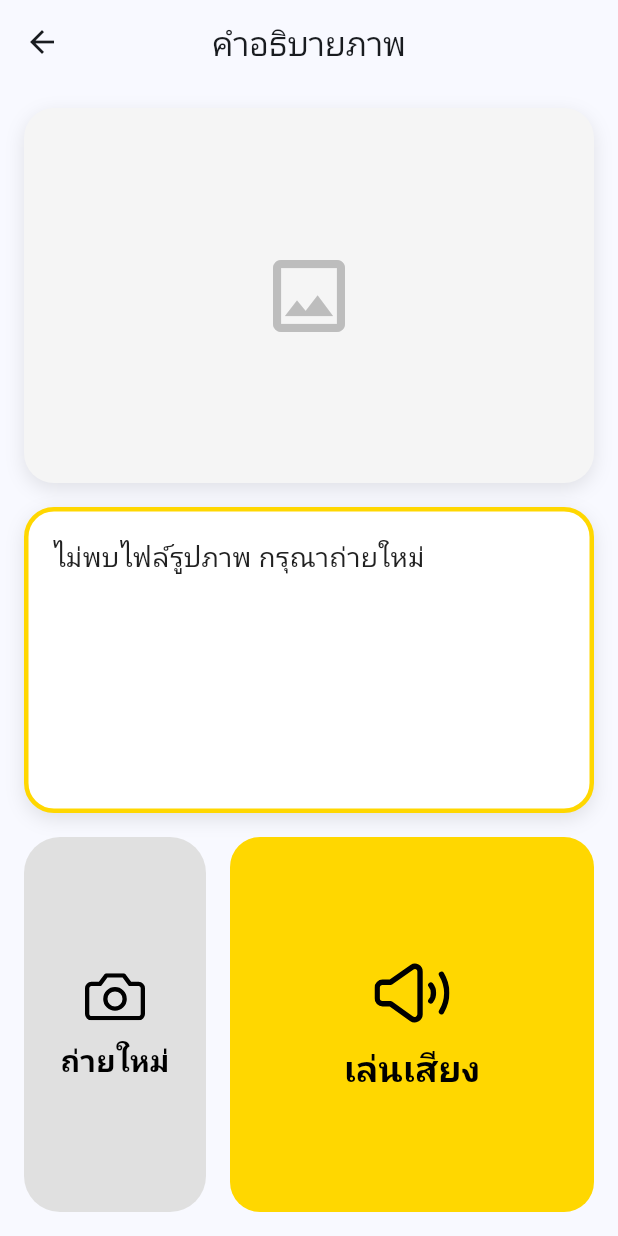
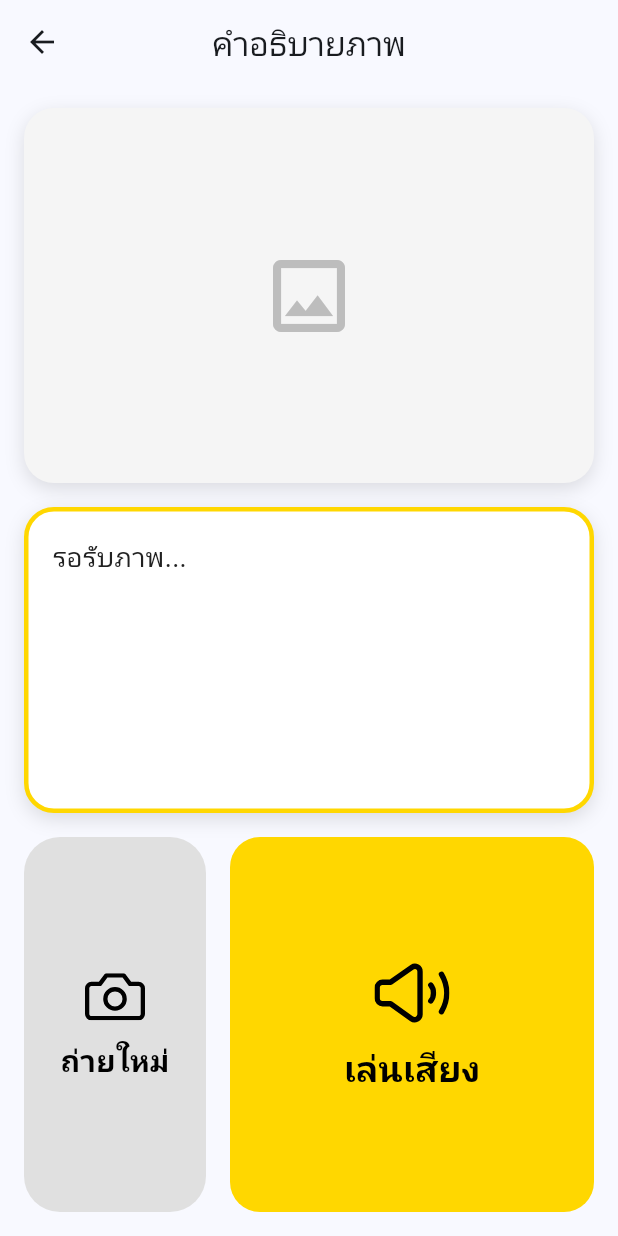
Before and after one commit to LunaBOY65/SeeForYou-mobile-app, a Flutter app: the ResultScreen screen opened directly, after a tap on "เล่นเสียง", on a phone screen of 412 x 824 dp. Run offline on Flutter 3.47's test engine with Material 3 defaults, Android fonts, the phone set to English and light mode, and no system bars; our stand-ins replace audioplayers, camera, flutter_svg, google_fonts, image_picker; missing offline and left inert: google_mlkit_text_recognition; Roboto replaces fonts that are missing (Sarabun).

Commit message:
Refactor - Comment result screen audio and two-step buttons
Refactor ResultScreen to improve audio handling and UX flow: switch from downloading audio to storing/playing returned audio URL (_audioUrl), play an in-progress TTS when analyzing, and simplify _analyzeImage to use ApiService.uploadImage. Add two-step confirmation button handler (_handleTwoStepButton) with haptic feedback and spoken prompts for safer button actions (retake/play). Adjust initial state handling (only analyze when imagePath present), loading/result fallbacks, minor UI tweaks (shadow colors, image placeholder), and remove unused http import. Also ensure AudioPlayer is disposed and used via UrlSource for remote audio playback.

```diff
--- a/lib/screens/result/result_screen.dart
+++ b/lib/screens/result/result_screen.dart
@@ -4,111 +4,97 @@ import 'package:audioplayers/audioplayers.dart';
 import 'package:flutter/material.dart';
 import 'package:flutter/services.dart';
 import 'package:flutter_svg/svg.dart';
-import 'package:http/http.dart' as http;
 import 'package:seeforyou_app/services/api_service.dart';
 
 class ResultScreen extends StatefulWidget {
   final VoidCallback? onRetake;
   final String? imagePath;
-
   const ResultScreen({super.key, this.onRetake, this.imagePath});
 
   @override
+  // สร้าง State ของ ResultScreen เพื่อจัดการกับข้อมูลและการเปลี่ยนแปลงต่างๆ ในหน้านี้
   State<ResultScreen> createState() => _ResultScreenState();
 }
 
 class _ResultScreenState extends State<ResultScreen> {
-  bool _isLoading = true;
-  String _resultText = "กำลังวิเคราะห์ภาพ... กรุณารอสักครู่";
+  // ตัวแปรควบคุมสถานะการโหลดข้อมูล (true = กำลังโหลด, false = โหลดเสร็จแล้ว)
+  bool _isLoading = false;
+
+  // ข้อความผลลัพธ์ (คำอธิบายภาพ) ที่จะนำไปแสดงบนหน้าจอ
+  String _resultText = "";
+
+  // เครื่องเล่นเสียง สำหรับเปิดเสียงแจ้งเตือนและเสียงอ่านคำอธิบายภาพ
   final AudioPlayer _audioPlayer = AudioPlayer();
-  String? _localAudioPath; // เปลี่ยนจากเก็บ URL เป็นเก็บ Path ไฟล์ในเครื่องแทน
+
+  // สำหรับระบบปุ่มกด 2 จังหวะ
+  // เก็บชื่อปุ่ม
+  // เก็บเวลาที่กดครั้งล่าสุด
+  String? _focusedButton;
+  DateTime? _lastTapTime;
+
+  // ลิงก์ไฟล์เสียงผลลัพธ์ที่ได้กลับมาจาก API
+  String? _audioUrl;
 
   @override
   void initState() {
     super.initState();
-    _analyzeImage();
+    if (widget.imagePath != null) {
+      /// ถ้ามีรูปส่งมาจริงๆ ถึงจะค่อยเปลี่ยนป้ายเป็น กำลังยุ่ง
+      _isLoading = true;
+      _analyzeImage();
+    } else {
+      // กรณีเกิดข้อผิดพลาดหรือไม่มีรูปภาพถูกส่งมา ให้แสดงข้อความรอรับภาพ
+      _resultText = "รอรับภาพ...";
+    }
   }
 
-  // ฟังก์ชันสำหรับคืนทรัพยากร
   @override
   void dispose() {
+    // เคลียร์หน่วยความจำเมื่อผู้ใช้ปิดหน้านี้
+    // สำคัญมาก ต้องสั่งหยุดตัวเล่นเสียง เพื่อไม่ให้แอปแอบเล่นเสียงค้างหรือกินแบต
     _audioPlayer.dispose();
     super.dispose();
   }
 
-  // ฟังก์ชันสั่งเล่นเสียง
+  // ฟังก์ชันสำหรับเล่นเสียงอ่านคำอธิบายภาพที่ได้จาก API
   Future<void> _playAudio() async {
-    // เล่นจากไฟล์ในเครื่อง (ปลอดภัย 100% ไม่ยิง Server ซ้ำ)
-    if (_localAudioPath != null) {
+    if (_audioUrl != null) {
       try {
         await _audioPlayer.stop();
-        // ใช้ DeviceFileSource แทน UrlSource
-        await _audioPlayer.play(DeviceFileSource(_localAudioPath!));
-      } catch (e) {
-        debugPrint("Error playing local audio: $e");
-      }
-    } else {
-      debugPrint("Audio file not ready yet");
+        await _audioPlayer.play(UrlSource(_audioUrl!));
+      } catch (_) {}
     }
   }
 
-  // ฟังก์ชันยิง API ของจริง
+  // TODO: ฟังก์ชันส่งรูปภาพอยากแก้ต่อให้มีการจัดการที่ดีขึ้น
+  // ฟังก์ชันส่งรูปภาพขึ้นไปให้เซิร์ฟเวอร์ (API) ประมวลผลและรอรับคำอธิบายกลับมา
   Future<void> _analyzeImage() async {
-    if (widget.imagePath == null) {
-      setState(() {
-        _isLoading = false;
-        _resultText = "ไม่พบไฟล์รูปภาพ กรุณาถ่ายใหม่";
-      });
-      return;
-    }
-
-    // เล่นเสียงพูด "กำลังประมวลผล"
-    await _audioPlayer.play(AssetSource('audio/in_progress.mp3'));
+    // 1. เล่นเสียงบอกผู้ใช้ว่า "กำลังประมวลผล" เพื่อให้รู้ว่าแอปไม่ได้ค้าง
+    _audioPlayer.play(AssetSource('audio/in_progress.mp3'));
 
     try {
       final imageFile = File(widget.imagePath!);
-
-      // ยิง API จริงทันที (ไม่ต้องรอ 5 วิแล้ว)
       final response = await ApiService.uploadImage(imageFile);
 
-      // เช็คผลลัพธ์
+      // 2. ตรวจสอบสถานะการตอบกลับ (Status Code 200 หมายถึงทำงานสำเร็จ)
       if (response.statusCode == 200) {
-        // แปลงข้อมูล JSON ที่ได้จาก Python Server
         final data = jsonDecode(utf8.decode(response.bodyBytes));
         final message = data['message'] ?? "ไม่สามารถอ่านค่าได้";
         final audioUrl = data['audio_url'];
 
-        // --- เพิ่ม Logic: โหลดไฟล์เสียงเก็บลงเครื่องทันที ---
-        String? localPath;
-        if (audioUrl != null) {
-          try {
-            // 1. โหลดไฟล์
-            final audioData = await http.get(Uri.parse(audioUrl));
-            // 2. หาที่เก็บชั่วคราว (ใช้ Directory.systemTemp ไม่ต้องลง lib เพิ่ม)
-            final tempDir = Directory.systemTemp;
-            final tempFile = File('${tempDir.path}/tts_result.mp3');
-            // 3. เขียนไฟล์ลงเครื่อง
-            await tempFile.writeAsBytes(audioData.bodyBytes);
-            localPath = tempFile.path;
-          } catch (e) {
-            debugPrint("Error downloading audio: $e");
-          }
-        }
-
         if (mounted) {
+          // setState คือการสั่งให้หน้าจอรีเฟรชตัวเอง เพื่อแสดงข้อมูลใหม่ที่เราเพิ่งได้มา
           setState(() {
             _isLoading = false;
             _resultText = message;
-            _localAudioPath = localPath; // เก็บ Path ในเครื่องแทน URL
+            _audioUrl = audioUrl;
           });
 
-          // เล่นเสียงอัตโนมัติหลังวิเคราะห์เสร็จ
           _playAudio();
         }
       } else {
         if (mounted) {
           setState(() {
-            // แสดงข้อความ Error ตามจริง หรือบอกว่าเชื่อมต่อไม่ได้
             _isLoading = false;
             _resultText =
                 "เกิดข้อผิดพลาดจากเซิร์ฟเวอร์ (Code: ${response.statusCode})";
@@ -116,12 +102,42 @@ class _ResultScreenState extends State<ResultScreen> {
         }
       }
     } catch (e) {
+      // catch จะทำงานก็ต่อเมื่อเกิดข้อผิดพลาดรุนแรง เช่น เน็ตหลุด หรือ API ล่ม
       if (mounted) {
         setState(() {
           _isLoading = false;
           _resultText = "การเชื่อมต่อขัดข้อง: $e";
         });
       }
+    }
+  }
+
+  // ฟังก์ชันสำหรับจัดการปุ่มกด 2 จังหวะ (เช่น ปุ่มเล่นเสียง หรือปุ่มถ่ายใหม่)
+  Future<void> _handleTwoStepButton(
+    String key,
+    String audioFile,
+    VoidCallback onConfirmed,
+  ) async {
+    final now = DateTime.now();
+
+    // เช็คเงื่อนไขว่าเป็นการกดเบิ้ลไหม
+    bool isDoubleTap =
+        _focusedButton == key &&
+        _lastTapTime != null &&
+        now.difference(_lastTapTime!).inMilliseconds < 1500;
+
+    // สั่งหยุดเสียงเดิมที่อาจจะเล่นค้างอยู่ และสั่งให้สั่นเพื่อตอบสนองการกด
+    await _audioPlayer.stop();
+    HapticFeedback.heavyImpact();
+    if (isDoubleTap) {
+      // ถ้าเป็นการกดเบิ้ลจริง -> ล้างค่าความจำทิ้ง และสั่งให้ปุ่มทำงาน
+      _focusedButton = null;
+      onConfirmed();
+    } else {
+      // ถ้าเป็นการกดครั้งแรก หรืออื่นๆ -> จำปุ่มและเวลาไว้ แล้วเล่นเสียงบอกชื่อปุ่ม
+      _focusedButton = key;
+      _lastTapTime = now;
+      await _audioPlayer.play(AssetSource('audio/$audioFile'));
     }
   }
 
@@ -142,15 +158,15 @@ class _ResultScreenState extends State<ResultScreen> {
                 color: const Color(0xFFF5F5F5),
                 boxShadow: [
                   BoxShadow(
-                    color: Colors.black.withValues(alpha: 0.1),
+                    color: Colors.black12,
                     blurRadius: 10,
                     offset: const Offset(0, 4),
                   ),
                 ],
               ),
-              // ถ้ามี path ให้โชว์รูป ถ้าไม่มีโชว์ icon เดิม
               child: widget.imagePath != null
                   ? Image.file(File(widget.imagePath!), fit: BoxFit.cover)
+                  // ถ้าไม่มีรูป (เป็น null) ให้แสดงไอคอนรูปภาพสีเทาแทน
                   : Center(
                       child: Icon(
                         Icons.image_outlined,
@@ -172,21 +188,23 @@ class _ResultScreenState extends State<ResultScreen> {
                   border: Border.all(color: const Color(0xFFFFD700), width: 3),
                   boxShadow: [
                     BoxShadow(
-                      color: Colors.black.withValues(alpha: 0.1),
+                      color: Colors.black12,
                       blurRadius: 10,
                       offset: const Offset(0, 4),
                     ),
                   ],
                 ),
                 child: _isLoading
+                    // ถ้า _isLoading เป็น true (กำลังประมวลผล) ให้แสดงหมุนๆ
                     ? const Center(
                         child: CircularProgressIndicator(
                           color: Color(0xFFFFD700),
                         ),
                       )
+                    // ถ้าโหลดเสร็จแล้ว ให้แสดงข้อความคำอธิบาย
                     : SingleChildScrollView(
                         child: Text(
-                          _resultText,
+                          _resultText.isEmpty ? "ไม่พบข้อมูล" : _resultText,
                           style: const TextStyle(
                             fontSize: 18,
                             height: 1.6,
@@ -205,7 +223,6 @@ class _ResultScreenState extends State<ResultScreen> {
               height: 250,
               child: Row(
                 children: [
-                  //  ปุ่มซ้าย ถ่ายใหม่ กลับไปหน้ากล้อง
                   Expanded(
                     flex: 1,
                     child: ElevatedButton(
@@ -218,10 +235,11 @@ class _ResultScreenState extends State<ResultScreen> {
                         ),
                         alignment: Alignment.center,
                       ),
-                      onPressed: () {
-                        HapticFeedback.mediumImpact();
-                        widget.onRetake?.call();
-                      },
+                      onPressed: () => _handleTwoStepButton(
+                        'retake',
+                        'take_photo_again.mp3',
+                        () => widget.onRetake?.call(),
+                      ),
                       child: Column(
                         mainAxisAlignment: MainAxisAlignment.center,
                         children: [
@@ -259,10 +277,11 @@ class _ResultScreenState extends State<ResultScreen> {
                           borderRadius: BorderRadius.circular(20),
                         ),
                       ),
-                      onPressed: () {
-                        HapticFeedback.mediumImpact();
-                        _playAudio();
-                      },
+                      onPressed: () => _handleTwoStepButton(
+                        'play',
+                        'replay_audio.mp3',
+                        () => _playAudio(),
+                      ),
                       child: Column(
                         mainAxisAlignment: MainAxisAlignment.center,
                         children: [
```
